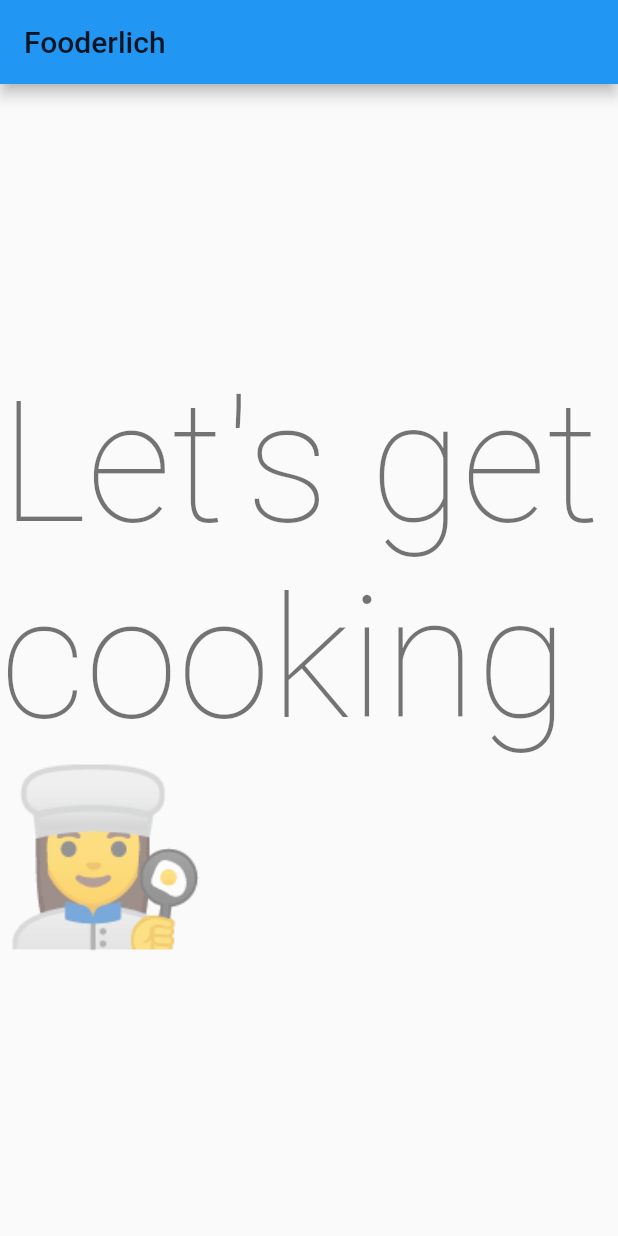
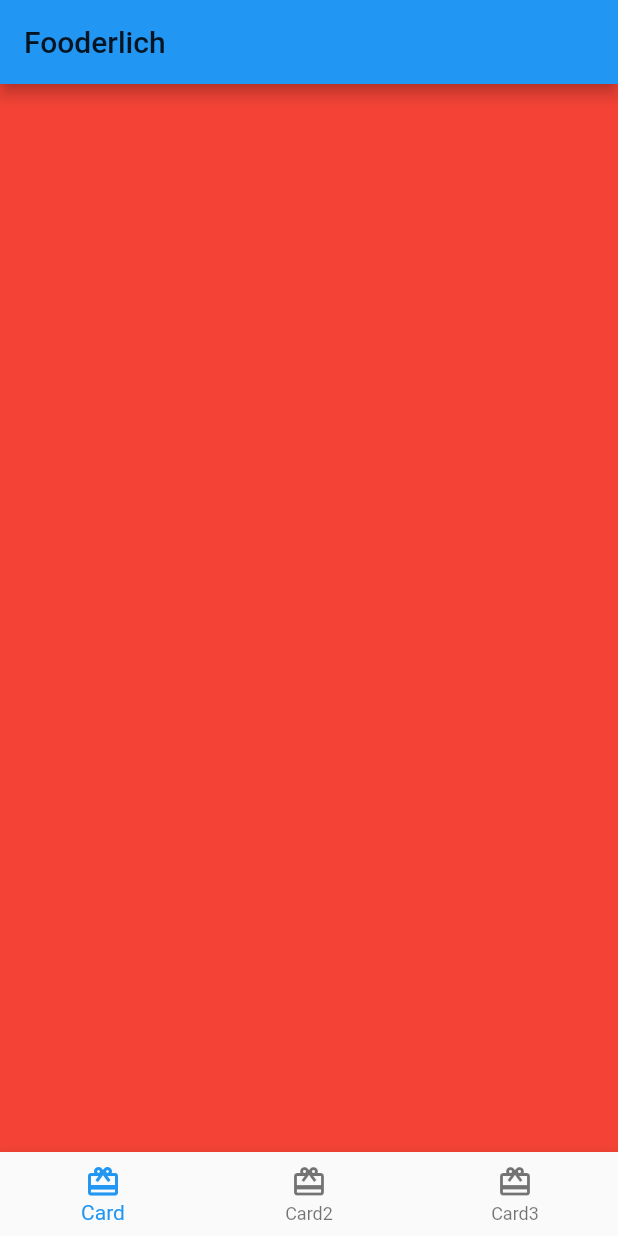
Before and after one commit to CarlosViniMSouza/Book_Flutter_Apprentice, a Flutter app: the Home screen opened directly, on a phone screen of 412 x 824 dp. Run offline on Flutter 3.47's test engine with Material 2 defaults, Android fonts, the light colour scheme and no system bars.

Commit message:
README.md -> img add | home.dart -> alts add

```diff
--- a/lib/home.dart
+++ b/lib/home.dart
@@ -9,7 +9,25 @@ class Home extends StatefulWidget {
 }
 
 class _HomeState extends State<Home> {
-  // TODO: Add state variables and functions
+  // 7
+  int _selectedIndex = 0;
+
+  // 8
+  static List<Widget> pages = <Widget>[
+    // TODO: Replace with Card1
+    Container(color: Colors.red),
+    // TODO: Replace with Card2
+    Container(color: Colors.green),
+    // TODO: Replace with Card3
+    Container(color: Colors.blue)
+  ];
+
+  // 9
+  void _onItemTapped(int index) {
+    setState(() {
+      _selectedIndex = index;
+    });
+  }
 
   @override
   Widget build(BuildContext context) {
@@ -21,12 +39,36 @@ class _HomeState extends State<Home> {
           style: Theme.of(context).textTheme.headline6,
         ),
       ),
-      // TODO: Show selected tab
-      body: Center(
-          child: Text('Let\'s get cooking 👩‍🍳',
-              // 3
-              style: Theme.of(context).textTheme.headline1)),
-      // TODO: Add bottom navigation bar
+      body: pages[_selectedIndex],
+      // 4
+      bottomNavigationBar: BottomNavigationBar(
+        // 5
+        selectedItemColor:
+          Theme.of(context).textSelectionTheme.selectionColor,
+        // 10
+        currentIndex: _selectedIndex,
+        // 11
+        onTap: _onItemTapped,
+
+        // 6
+        // ignore: prefer_const_literals_to_create_immutables
+        items: <BottomNavigationBarItem>[
+
+          const BottomNavigationBarItem(
+            icon: Icon(Icons.card_giftcard),
+            label: 'Card',
+          ),
+          const BottomNavigationBarItem(
+            icon: Icon(Icons.card_giftcard),
+            label: 'Card2',
+          ),
+          const BottomNavigationBarItem(
+            icon: Icon(Icons.card_giftcard),
+            label: 'Card3',
+          ),
+
+        ],
+      ),
     );
   }
 }
```
Also changed, not shown: 2 other files.
